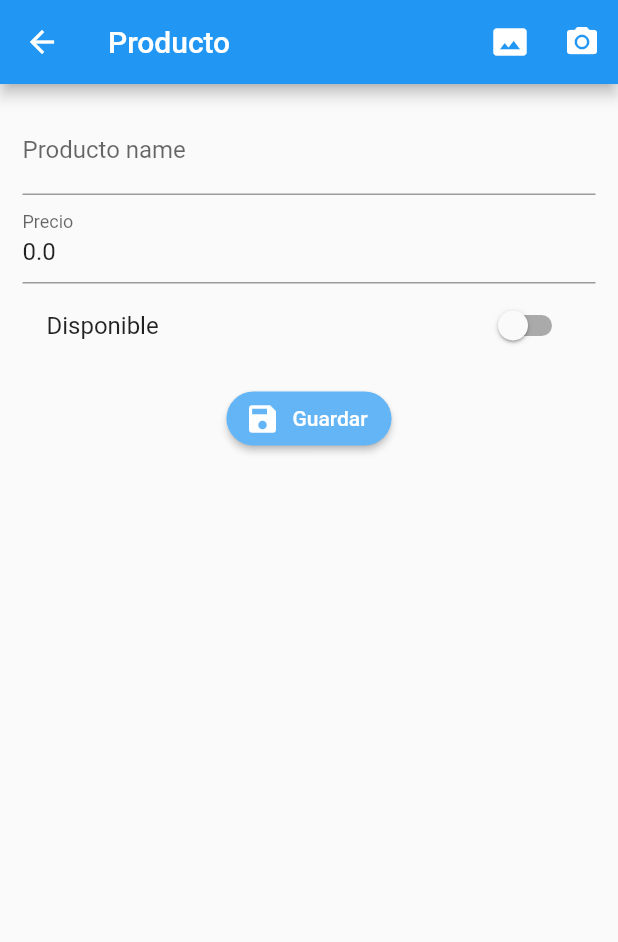
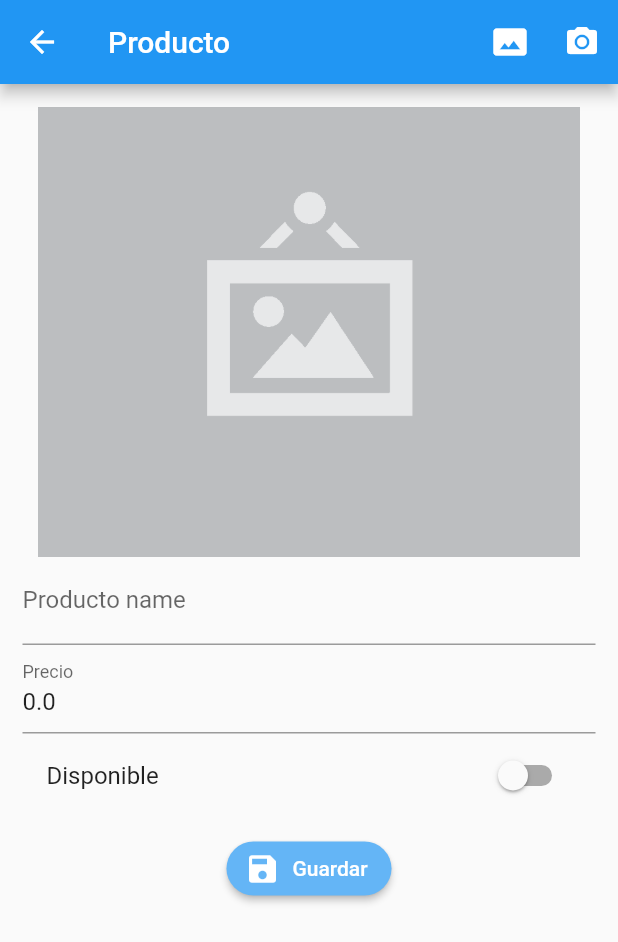
Before and after one commit to dznkos/design_clippath, a Flutter app: the ProductoPage screen opened by its route, after a tap on the "camera alt" icon, on a phone screen of 412 x 824 dp. Shown: the top 942 px of the screen. Run offline on Flutter 3.47's test engine with Material 2 defaults, Android fonts, the phone set to English and light mode, and no system bars; our stand-ins replace image_picker, rxdart; network calls fail.

Commit message:
login_v1.9

```diff
--- a/lib/src/models/producto_model.dart
+++ b/lib/src/models/producto_model.dart
@@ -11,21 +11,21 @@ class ProductoModel {
         this.titulo = '',
         this.valor = 0.0,
         this.disponible = false,
-        this.foroUrl,
+        this.fotoUrl,
     });
 
     String id;
     String titulo;
     double valor;
     bool disponible;
-    String foroUrl;
+    String fotoUrl;
 
     factory ProductoModel.fromJson(Map<String, dynamic> json) => ProductoModel(
         id: json["id"],
         titulo: json["titulo"],
         valor: json["valor"],
         disponible: json["disponible"],
-        foroUrl: json["foroUrl"],
+        fotoUrl: json["fotoUrl"],
     );
 
     Map<String, dynamic> toJson() => {
@@ -33,6 +33,6 @@ class ProductoModel {
         "titulo"     : titulo,
         "valor"      : valor,
         "disponible" : disponible,
-        "foroUrl"    : foroUrl,
+        "fotoUrl"    : fotoUrl,
     };
 }
--- a/lib/src/pages/producto_page.dart
+++ b/lib/src/pages/producto_page.dart
@@ -1,8 +1,11 @@
+import 'dart:io';
+
 import 'package:flutter/material.dart';
 import 'package:form_val/src/models/producto_model.dart';
 import 'package:form_val/src/providers/productos_provider.dart';
 
 import 'package:form_val/src/utils/utils.dart' as utils;
+import 'package:image_picker/image_picker.dart';
 
 class ProductoPage extends StatefulWidget {
 
@@ -17,6 +20,8 @@ class _ProductoPageState extends State<ProductoPage> {
 
   ProductoModel producto = new ProductoModel();
   bool _guardando = false;
+  PickedFile foto;
+
 
   @override
   Widget build(BuildContext context) {
@@ -34,11 +39,11 @@ class _ProductoPageState extends State<ProductoPage> {
         actions: [
           IconButton(
             icon: Icon( Icons.photo_size_select_actual),
-            onPressed: (){}
+            onPressed: _seleccionarFoto,
           ),
           IconButton(
             icon: Icon( Icons.camera_alt),
-            onPressed: (){}
+            onPressed: _tomarFoto,
           ),
         ],
       ),
@@ -49,6 +54,7 @@ class _ProductoPageState extends State<ProductoPage> {
             key: formKey,
             child: Column(
               children: [
+                _mostrarFoto(),
                 _crearNombreProducto(),
                 _crearPrecioProducto(),
                 _crearDisponible(),
@@ -161,4 +167,53 @@ class _ProductoPageState extends State<ProductoPage> {
       scaffoldKey.currentState.showSnackBar(snackbar);
   }
 
+  Widget _mostrarFoto(){
+
+    if ( producto.fotoUrl != null){
+
+      return Container();
+    }else{
+      return Image(
+        image: AssetImage( foto?.path ?? 'assets/no-image.png'),
+        height: 300.0,
+        fit: BoxFit.cover,
+      );
+    }
+
+  }
+
+  //SELECCIONAR FOTO DE GALERIA
+  _seleccionarFoto() async {
+
+    foto = await ImagePicker().getImage(
+      source: ImageSource.gallery
+    );
+
+    if( foto != null){
+      // limpieza
+    }
+
+    setState(() {
+    });
+  }
+
+  //TOMAR FOTO Y SELECCIONARLA
+  _tomarFoto() async{
+    _procesarImagen(ImageSource.camera);
+  }
+
+  _procesarImagen(ImageSource origen) async{
+
+      foto = await ImagePicker().getImage(
+      source: origen
+    );
+
+    if( foto != null){
+      // limpieza
+    }
+
+    setState(() {
+    });
+  }
+
 }
--- a/pubspec.yaml
+++ b/pubspec.yaml
@@ -30,6 +30,7 @@ dependencies:
   cupertino_icons: ^0.1.3
   rxdart: ^0.24.1
   http:
+  image_picker:
 
 dev_dependencies:
   flutter_test:
@@ -47,8 +48,8 @@ flutter:
   uses-material-design: true
 
   # To add assets to your application, add an assets section, like this:
-  # assets:
-  #   - images/a_dot_burr.jpeg
+  assets:
+    - assets/
   #   - images/a_dot_ham.jpeg
 
   # An image asset can refer to one or more resolution-specific "variants", see
```
Also changed, not shown: assets/jar-loading.gif (added), assets/no-image.png (added), lib/src/pages/home_page.dart (indentation only), pubspec.lock, 2 other files.
